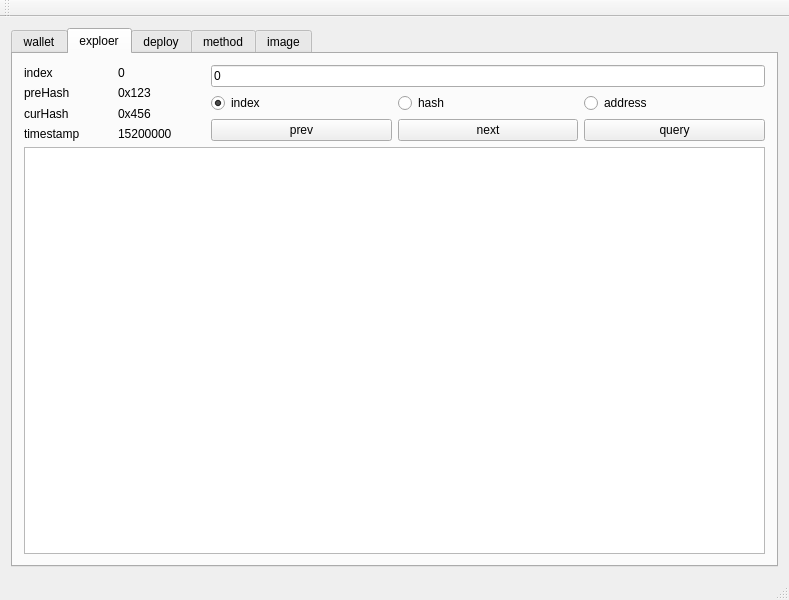
t2dk49580/OriginWallet, file MainWindow.ui: the form before one commit.
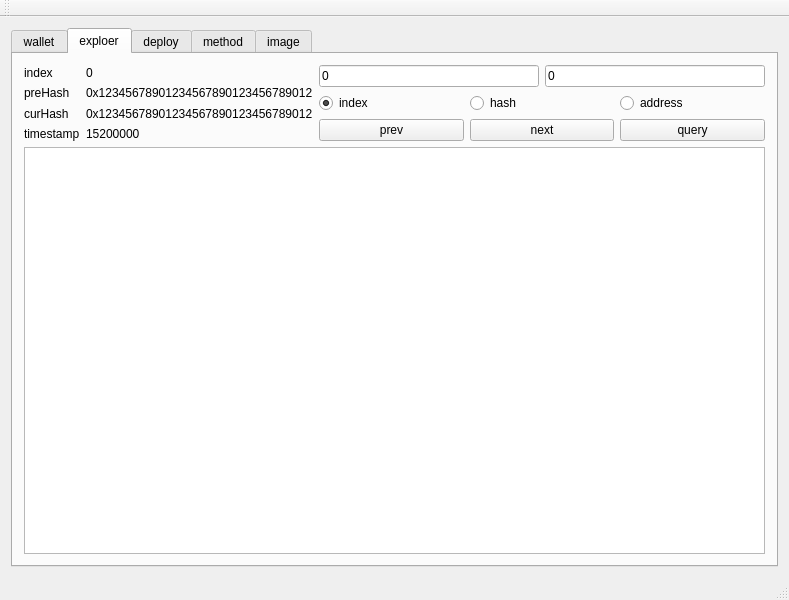
The form after the commit. The open tabs and pages were chosen to show the change.

What changed in the file:
```diff
--- a/MainWindow.ui
+++ b/MainWindow.ui
@@ -219,7 +219,7 @@
         <string>exploer</string>
        </attribute>
        <layout class="QGridLayout" name="gridLayout">
-        <item row="0" column="0" rowspan="3">
+        <item row="0" column="0">
          <layout class="QHBoxLayout" name="horizontalLayout">
           <item>
            <layout class="QVBoxLayout" name="verticalLayout_2">
@@ -265,14 +265,14 @@
             <item>
              <widget class="QLabel" name="ui_prehash">
               <property name="text">
-               <string>0x123</string>
+               <string>0x12345678901234567890123456789012</string>
               </property>
              </widget>
             </item>
             <item>
              <widget class="QLabel" name="ui_curhash">
               <property name="text">
-               <string>0x456</string>
+               <string>0x12345678901234567890123456789012</string>
               </property>
              </widget>
             </item>
@@ -287,14 +287,29 @@
           </item>
          </layout>
         </item>
-        <item row="0" column="1" colspan="3">
-         <widget class="QLineEdit" name="le_querykey">
+        <item row="0" column="1">
+         <layout class="QVBoxLayout" name="verticalLayout_15">
+          <item>
+           <layout class="QHBoxLayout" name="horizontalLayout_5">
+            <item>
+             <widget class="QLineEdit" name="le_querykey_contract">
           <property name="text">
            <string>0</string>
           </property>
          </widget>
         </item>
-        <item row="1" column="1">
+            <item>
+             <widget class="QLineEdit" name="le_querykey_index">
+              <property name="text">
+               <string>0</string>
+              </property>
+             </widget>
+            </item>
+           </layout>
+          </item>
+          <item>
+           <layout class="QHBoxLayout" name="horizontalLayout_6">
+            <item>
          <widget class="QRadioButton" name="ui_select1">
           <property name="text">
            <string>index</string>
@@ -304,44 +319,52 @@
           </property>
          </widget>
         </item>
-        <item row="1" column="2">
+            <item>
          <widget class="QRadioButton" name="ui_select2">
           <property name="text">
            <string>hash</string>
           </property>
          </widget>
         </item>
-        <item row="1" column="3">
+            <item>
          <widget class="QRadioButton" name="ui_select3">
           <property name="text">
            <string>address</string>
           </property>
          </widget>
         </item>
-        <item row="2" column="3">
+           </layout>
+          </item>
+          <item>
+           <layout class="QHBoxLayout" name="horizontalLayout_7">
+            <item>
+             <widget class="QPushButton" name="pb_prev">
+              <property name="text">
+               <string>prev</string>
+              </property>
+             </widget>
+            </item>
+            <item>
+             <widget class="QPushButton" name="pb_next">
+              <property name="text">
+               <string>next</string>
+              </property>
+             </widget>
+            </item>
+            <item>
          <widget class="QPushButton" name="ui_query">
           <property name="text">
            <string>query</string>
           </property>
          </widget>
         </item>
-        <item row="3" column="0" colspan="4">
+           </layout>
+          </item>
+         </layout>
+        </item>
+        <item row="1" column="0" colspan="2">
          <widget class="QTextBrowser" name="ui_databrowser"/>
         </item>
-        <item row="2" column="2">
-         <widget class="QPushButton" name="pb_next">
-          <property name="text">
-           <string>next</string>
-          </property>
-         </widget>
-        </item>
-        <item row="2" column="1">
-         <widget class="QPushButton" name="pb_prev">
-          <property name="text">
-           <string>prev</string>
-          </property>
-         </widget>
-        </item>
        </layout>
       </widget>
       <widget class="QWidget" name="tab_3">
```
Left out of the diff: 10 changed lines with no effect on the pictures. Lines whose indentation alone changed are shown as unchanged.
